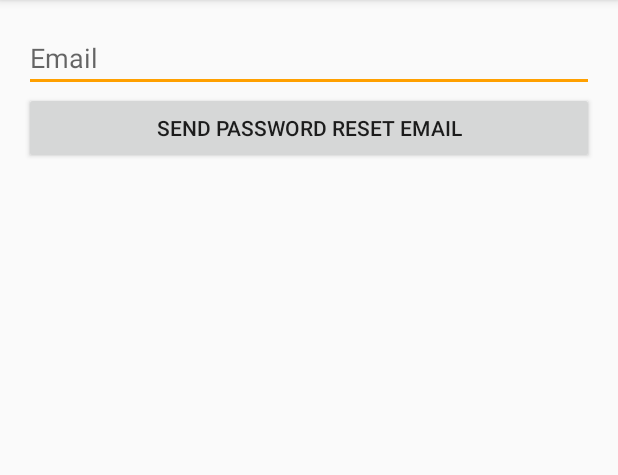
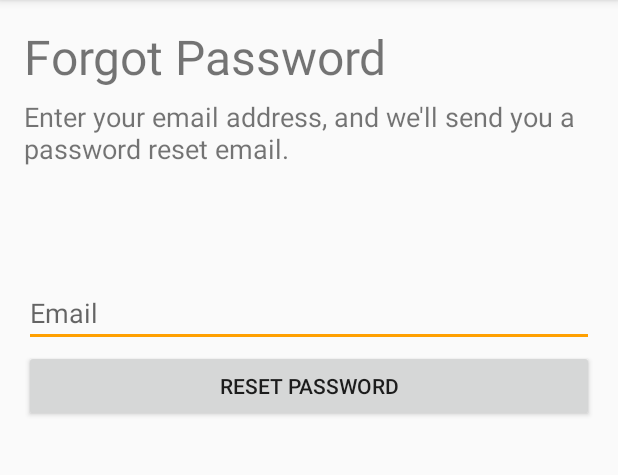
Before and after one commit to markasfour/UCRClasses, an Android app: the PasswordResetActivity screen opened directly, with no data from a screen before it, on a phone screen of 412 x 824 dp, the part 84-559 px from its top. Run offline under Robolectric (Android 15) with nearby library versions, the phone set to English and light mode, and no system bars.

Commit message:
updated reset password activity GUI

```diff
--- a/app/src/main/res/layout/activity_password_reset.xml
+++ b/app/src/main/res/layout/activity_password_reset.xml
@@ -18,15 +18,41 @@
         android:ems="10"
         android:id="@+id/email_text"
         android:hint="@string/hint_email"
-        android:text="" />
+        android:text=""
+        android:layout_marginBottom="50dp"
+        android:layout_alignBottom="@+id/password_email_button"
+        android:layout_alignParentLeft="true"
+        android:layout_alignParentStart="true" />
 
     <Button
-        android:text="Send Password Reset Email"
+        android:text="Reset Password"
         android:layout_width="match_parent"
         android:layout_height="wrap_content"
         android:id="@+id/password_email_button"
-        android:layout_below="@+id/email_text"
-        android:layout_alignParentRight="true"
-        android:layout_alignParentEnd="true" />
+        android:layout_alignParentTop="true"
+        android:layout_alignParentLeft="true"
+        android:layout_alignParentStart="true"
+        android:layout_marginTop="217dp" />
+
+    <TextView
+        android:text="@string/forgot_password_activity_title"
+        android:layout_width="wrap_content"
+        android:layout_height="wrap_content"
+        android:textSize="32sp"
+        android:id="@+id/forgot_password_title"
+        android:layout_alignParentTop="true"
+        android:layout_alignParentLeft="true"
+        android:layout_alignParentStart="true" />
+
+    <TextView
+        android:text="@string/forgot_password_activity_description"
+        android:layout_width="wrap_content"
+        android:layout_height="wrap_content"
+        android:textSize="18sp"
+        android:id="@+id/forgot_password_description"
+        android:layout_below="@+id/forgot_password_title"
+        android:layout_alignParentLeft="true"
+        android:layout_alignParentStart="true"
+        android:layout_marginTop="6dp" />
 
 </RelativeLayout>
--- a/app/src/main/res/values/strings.xml
+++ b/app/src/main/res/values/strings.xml
@@ -32,6 +32,8 @@
     <string name="hint_password">Password</string>
 
     <string name="reset_password">Forgot your password?</string>
+    <string name="forgot_password_activity_title">Forgot Password</string>
+    <string name="forgot_password_activity_description">Enter your email address, and we\'ll send you a password reset email.</string>
 
     <!-- SignInActivity -> status strings -->
     <string name="signed_out">Signed Out</string>
```
